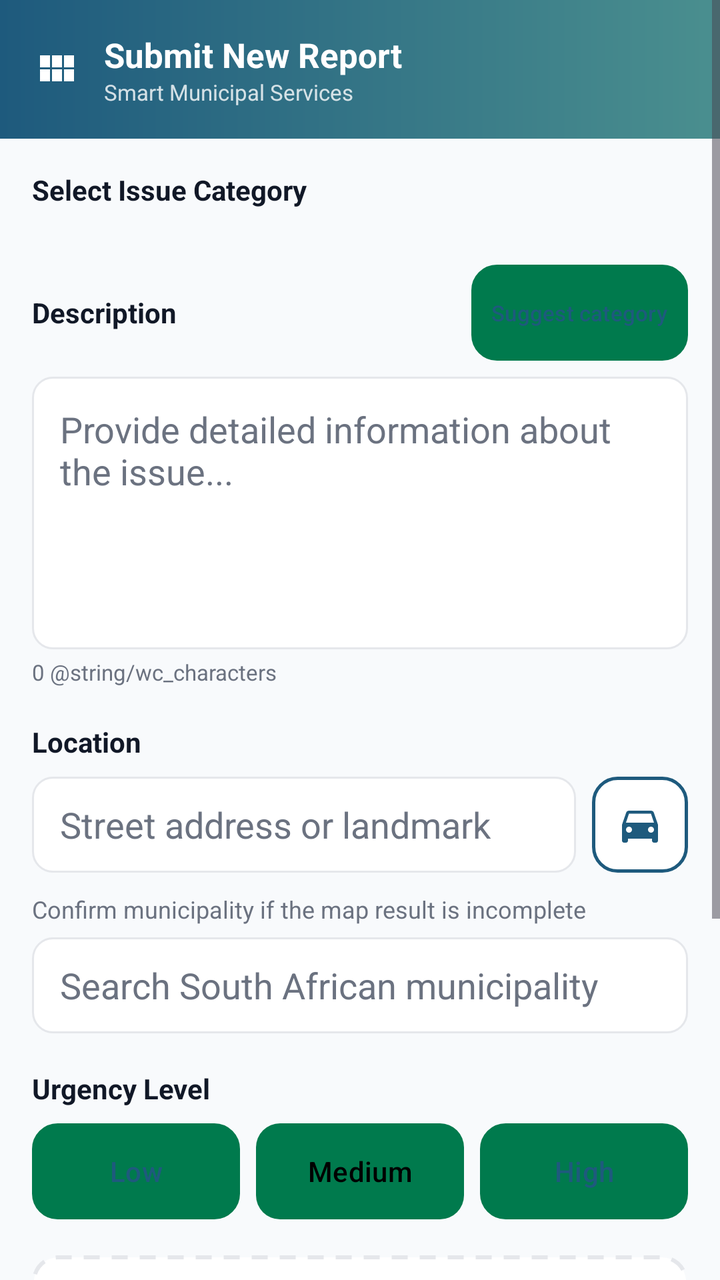
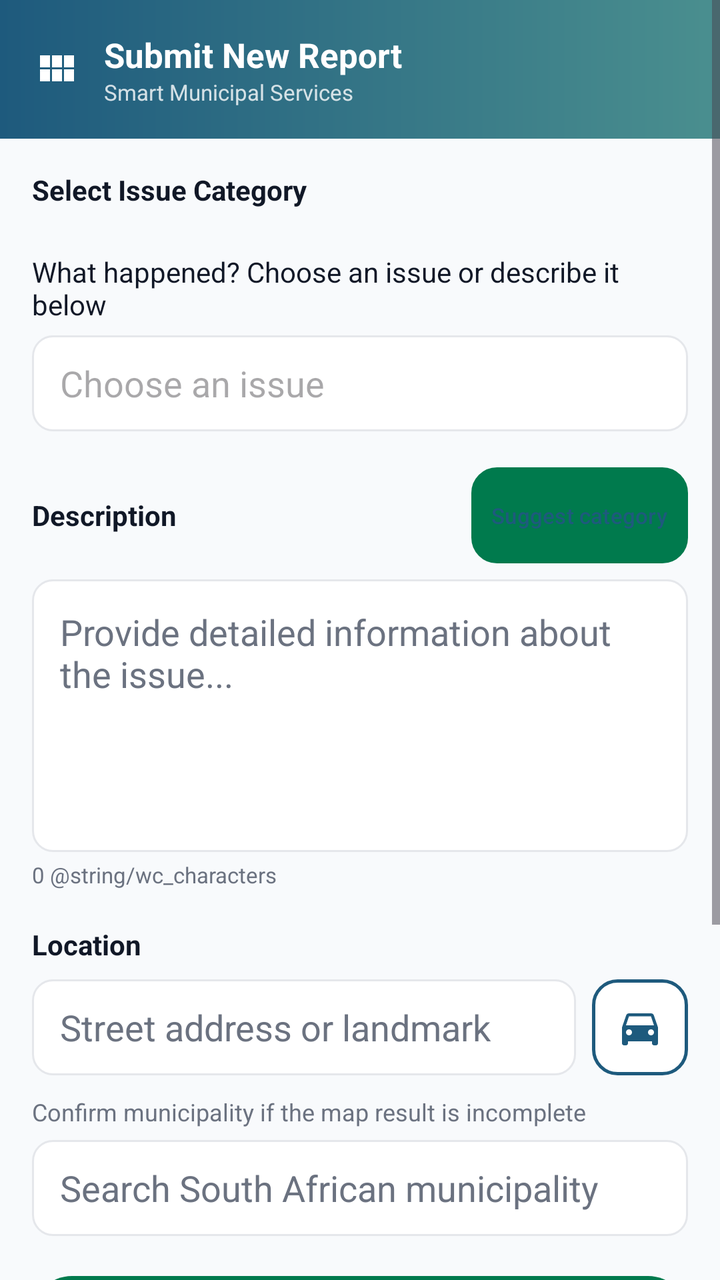

Compare the two renders of this Android layout. The source of the first and the diff that turns it into the second are given below.
<!-- AndroidManifest.xml: application theme Theme.MzansiConnect -->
<!-- res/layout/fragment_report_submission.xml -->
<?xml version="1.0" encoding="utf-8"?>
<ScrollView xmlns:android="http://schemas.android.com/apk/res/android"
    xmlns:app="http://schemas.android.com/apk/res-auto"
    android:layout_width="match_parent"
    android:layout_height="match_parent"
    android:background="@color/web_bg"
    android:fillViewport="true">

    <LinearLayout
        android:layout_width="match_parent"
        android:layout_height="wrap_content"
        android:orientation="vertical">

        
        <LinearLayout
            android:layout_width="match_parent"
            android:layout_height="wrap_content"
            android:background="@drawable/web_form_header_gradient"
            android:gravity="center_vertical"
            android:orientation="horizontal"
            android:padding="16dp">

            <ImageView
                android:layout_width="24dp"
                android:layout_height="24dp"
                android:src="@drawable/ic_services"
                app:tint="@color/white" />

            <LinearLayout
                android:layout_width="0dp"
                android:layout_height="wrap_content"
                android:layout_marginStart="12dp"
                android:layout_weight="1"
                android:orientation="vertical">

                <TextView
                    android:layout_width="wrap_content"
                    android:layout_height="wrap_content"
                    android:text="@string/wc_submit_report_title"
                    android:textColor="@color/white"
                    android:textSize="17sp"
                    android:textStyle="bold" />

                <TextView
                    android:layout_width="wrap_content"
                    android:layout_height="wrap_content"
                    android:text="@string/wc_tagline"
                    android:textColor="#CCFFFFFF"
                    android:textSize="11sp" />
            </LinearLayout>
        </LinearLayout>

        <LinearLayout
            android:layout_width="match_parent"
            android:layout_height="wrap_content"
            android:orientation="vertical"
            android:padding="16dp">

            
            <TextView
                android:layout_width="wrap_content"
                android:layout_height="wrap_content"
                android:text="@string/wc_select_category"
                android:textColor="@color/web_text"
                android:textStyle="bold" />

            <TextView
                android:id="@+id/category_error"
                android:layout_width="wrap_content"
                android:layout_height="wrap_content"
                android:text="@string/wc_please_select_category"
                android:textColor="@color/urgency_high"
                android:textSize="12sp"
                android:visibility="gone" />

            <GridLayout
                android:id="@+id/category_grid"
                android:layout_width="match_parent"
                android:layout_height="wrap_content"
                android:layout_marginTop="10dp"
                android:columnCount="2"
                android:rowCount="4" />

            
            <LinearLayout
                android:layout_width="match_parent"
                android:layout_height="wrap_content"
                android:layout_marginTop="18dp"
                android:gravity="center_vertical"
                android:orientation="horizontal">

                <TextView
                    android:layout_width="0dp"
                    android:layout_height="wrap_content"
                    android:layout_weight="1"
                    android:text="@string/wc_description"
                    android:textColor="@color/web_text"
                    android:textStyle="bold" />

                <Button
                    android:id="@+id/btn_ai_suggest"
                    android:layout_width="wrap_content"
                    android:layout_height="wrap_content"
                    android:background="@drawable/web_outline_button"
                    android:minWidth="0dp"
                    android:paddingHorizontal="10dp"
                    android:text="@string/wc_suggest_category"
                    android:textAllCaps="false"
                    android:textColor="@color/web_primary"
                    android:textSize="11sp" />
            </LinearLayout>

            <EditText
                android:id="@+id/edit_desc"
                android:layout_width="match_parent"
                android:layout_height="wrap_content"
                android:layout_marginTop="8dp"
                android:background="@drawable/web_input"
                android:gravity="top"
                android:hint="Provide detailed information about the issue..."
                android:inputType="textMultiLine"
                android:lines="5"
                android:padding="14dp"
                android:textColor="@color/web_text"
                android:textColorHint="@color/web_text_muted" />

            <TextView
                android:id="@+id/ai_status"
                android:layout_width="match_parent"
                android:layout_height="wrap_content"
                android:layout_marginTop="6dp"
                android:padding="10dp"
                android:textSize="12sp"
                android:visibility="gone" />

            <TextView
                android:id="@+id/description_error"
                android:layout_width="wrap_content"
                android:layout_height="wrap_content"
                android:textColor="@color/urgency_high"
                android:textSize="12sp"
                android:visibility="gone" />

            <TextView
                android:id="@+id/description_count"
                android:layout_width="wrap_content"
                android:layout_height="wrap_content"
                android:layout_marginTop="4dp"
                android:text="0 @string/wc_characters"
                android:textColor="@color/web_text_muted"
                android:textSize="11sp" />

            
            <TextView
                android:layout_width="wrap_content"
                android:layout_height="wrap_content"
                android:layout_marginTop="18dp"
                android:text="@string/wc_location"
                android:textColor="@color/web_text"
                android:textStyle="bold" />

            <LinearLayout
                android:layout_width="match_parent"
                android:layout_height="wrap_content"
                android:layout_marginTop="8dp"
                android:orientation="horizontal">

                <EditText
                    android:id="@+id/edit_location"
                    android:layout_width="0dp"
                    android:layout_height="48dp"
                    android:layout_weight="1"
                    android:background="@drawable/web_input"
                    android:hint="@string/wc_street_address"
                    android:paddingHorizontal="14dp"
                    android:textColor="@color/web_text"
                    android:textColorHint="@color/web_text_muted" />

                <ImageButton
                    android:id="@+id/btn_gps"
                    android:layout_width="48dp"
                    android:layout_height="48dp"
                    android:layout_marginStart="8dp"
                    android:background="@drawable/web_outline_button"
                    android:contentDescription="@string/wc_location"
                    android:src="@drawable/ic_traffic"
                    app:tint="@color/web_primary" />
            </LinearLayout>

            <TextView
                android:id="@+id/location_error"
                android:layout_width="wrap_content"
                android:layout_height="wrap_content"
                android:text="@string/wc_location_required"
                android:textColor="@color/urgency_high"
                android:textSize="12sp"
                android:visibility="gone" />

            <TextView
                android:id="@+id/tv_municipality_detected"
                android:layout_width="wrap_content"
                android:layout_height="wrap_content"
                android:layout_marginTop="6dp"
                android:textColor="@color/web_primary"
                android:textSize="13sp"
                android:textStyle="bold"
                android:visibility="gone" />

            <TextView
                android:layout_width="wrap_content"
                android:layout_height="wrap_content"
                android:layout_marginTop="10dp"
                android:text="@string/wc_confirm_municipality"
                android:textColor="@color/web_text_muted"
                android:textSize="12sp" />

            <AutoCompleteTextView
                android:id="@+id/edit_municipality"
                android:layout_width="match_parent"
                android:layout_height="48dp"
                android:layout_marginTop="6dp"
                android:background="@drawable/web_input"
                android:completionThreshold="1"
                android:hint="@string/wc_search_municipality"
                android:inputType="text"
                android:paddingHorizontal="14dp"
                android:textColor="@color/web_text"
                android:textColorHint="@color/web_text_muted" />

            
            <TextView
                android:layout_width="wrap_content"
                android:layout_height="wrap_content"
                android:layout_marginTop="18dp"
                android:text="@string/wc_urgency"
                android:textColor="@color/web_text"
                android:textStyle="bold" />

            <LinearLayout
                android:layout_width="match_parent"
                android:layout_height="wrap_content"
                android:layout_marginTop="8dp"
                android:orientation="horizontal">

                <Button
                    android:id="@+id/btn_urgency_low"
                    android:layout_width="0dp"
                    android:layout_height="wrap_content"
                    android:layout_marginEnd="4dp"
                    android:layout_weight="1"
                    android:background="@drawable/web_outline_button"
                    android:text="@string/wc_urgency_low"
                    android:textAllCaps="false"
                    android:textColor="@color/web_primary" />

                <Button
                    android:id="@+id/btn_urgency_medium"
                    android:layout_width="0dp"
                    android:layout_height="wrap_content"
                    android:layout_marginHorizontal="4dp"
                    android:layout_weight="1"
                    android:background="@drawable/web_hero_button"
                    android:text="@string/wc_urgency_medium"
                    android:textAllCaps="false"
                    android:textColor="@color/black" />

                <Button
                    android:id="@+id/btn_urgency_high"
                    android:layout_width="0dp"
                    android:layout_height="wrap_content"
                    android:layout_marginStart="4dp"
                    android:layout_weight="1"
                    android:background="@drawable/web_outline_button"
                    android:text="@string/wc_urgency_high"
                    android:textAllCaps="false"
                    android:textColor="@color/web_primary" />
            </LinearLayout>

            
            <LinearLayout
                android:id="@+id/photo_dropzone"
                android:layout_width="match_parent"
                android:layout_height="wrap_content"
                android:layout_marginTop="18dp"
                android:background="@drawable/web_photo_dropzone"
                android:gravity="center"
                android:orientation="vertical"
                android:padding="20dp">

                <ImageView
                    android:layout_width="28dp"
                    android:layout_height="28dp"
                    android:src="@drawable/ic_upload"
                    app:tint="@color/web_text_muted" />

                <TextView
                    android:layout_width="wrap_content"
                    android:layout_height="wrap_content"
                    android:layout_marginTop="6dp"
                    android:text="@string/wc_upload_photos"
                    android:textColor="@color/web_text_muted"
                    android:textSize="13sp" />

                <TextView
                    android:layout_width="wrap_content"
                    android:layout_height="wrap_content"
                    android:text="@string/wc_photo_limit"
                    android:textColor="@color/web_text_muted"
                    android:textSize="11sp" />
            </LinearLayout>

            <LinearLayout
                android:id="@+id/photo_preview_container"
                android:layout_width="match_parent"
                android:layout_height="wrap_content"
                android:layout_marginTop="8dp"
                android:orientation="horizontal" />

            
            <LinearLayout
                android:layout_width="match_parent"
                android:layout_height="wrap_content"
                android:layout_marginTop="24dp"
                android:orientation="horizontal">

                <Button
                    android:id="@+id/btn_cancel_report"
                    android:layout_width="0dp"
                    android:layout_height="52dp"
                    android:layout_marginEnd="6dp"
                    android:layout_weight="1"
                    android:background="@drawable/web_outline_button"
                    android:text="@string/wc_cancel"
                    android:textAllCaps="false"
                    android:textColor="@color/web_primary" />

                <Button
                    android:id="@+id/btn_submit_report"
                    android:layout_width="0dp"
                    android:layout_height="52dp"
                    android:layout_marginStart="6dp"
                    android:layout_weight="1"
                    android:background="@drawable/web_hero_button"
                    android:text="@string/wc_submit_report"
                    android:textAllCaps="false"
                    android:textColor="@color/black"
                    android:textStyle="bold" />
            </LinearLayout>

            <CheckBox
                android:id="@+id/check_safety"
                android:layout_width="wrap_content"
                android:layout_height="wrap_content"
                android:layout_marginTop="10dp"
                android:buttonTint="@color/urgency_high"
                android:text="BROADCAST AS SAFETY ALERT"
                android:textColor="@color/urgency_high"
                android:textSize="11sp"
                android:textStyle="bold" />

        </LinearLayout>
    </LinearLayout>
</ScrollView>
<!-- resources referenced by this layout -->
<resources>
  <color name="black">#FF000000</color>
  <color name="urgency_high">#DC2626</color>
  <color name="web_bg">#F8FAFC</color>
  <color name="web_primary">#1E5A7D</color>
  <color name="web_text">#111827</color>
  <color name="web_text_muted">#6B7280</color>
  <color name="white">#FFFFFFFF</color>
  <!-- drawable ic_upload (drawable) -->
  <?xml version="1.0" encoding="utf-8"?>
  <vector xmlns:android="http://schemas.android.com/apk/res/android"
      android:width="24dp"
      android:height="24dp"
      android:viewportWidth="24"
      android:viewportHeight="24">
      <path
          android:fillColor="#FF6B7280"
          android:pathData="M21,15v4a2,2 0,0 1,-2 2H5a2,2 0,0 1,-2 -2v-4h2v4h14v-4zM7.55,8.45L12,4l4.45,4.45L15,9.9l-2,-2V15h-2V7.9l-2,2z" />
  </vector>
  <!-- drawable web_hero_button (drawable) -->
  <?xml version="1.0" encoding="utf-8"?>
  <shape xmlns:android="http://schemas.android.com/apk/res/android"
      android:shape="rectangle">
      <solid android:color="@color/web_gold" />
      <corners android:radius="12dp" />
  </shape>
  <!-- drawable web_input (drawable) -->
  <?xml version="1.0" encoding="utf-8"?>
  <shape xmlns:android="http://schemas.android.com/apk/res/android"
      android:shape="rectangle">
      <solid android:color="@color/web_card" />
      <corners android:radius="10dp" />
      <stroke android:width="1dp" android:color="@color/web_border" />
  </shape>
  <!-- drawable web_outline_button (drawable) -->
  <?xml version="1.0" encoding="utf-8"?>
  <shape xmlns:android="http://schemas.android.com/apk/res/android"
      android:shape="rectangle">
      <solid android:color="@color/web_card" />
      <corners android:radius="12dp" />
      <stroke android:width="1.5dp" android:color="@color/web_primary" />
  </shape>
  <!-- drawable web_photo_dropzone (drawable) -->
  <?xml version="1.0" encoding="utf-8"?>
  <shape xmlns:android="http://schemas.android.com/apk/res/android"
      android:shape="rectangle">
      <solid android:color="@color/web_card" />
      <corners android:radius="12dp" />
      <stroke
          android:width="2dp"
          android:color="@color/web_border"
          android:dashWidth="8dp"
          android:dashGap="6dp" />
  </shape>
  <string name="wc_cancel">Cancel</string>
  <string name="wc_characters">characters</string>
  <string name="wc_confirm_municipality">Confirm municipality if the map result is incomplete</string>
  <string name="wc_description">Description</string>
  <string name="wc_location">Location</string>
  <string name="wc_location_required">Location is required</string>
  <string name="wc_photo_limit">Max 4 photos</string>
  <string name="wc_please_select_category">Please select a category</string>
  <string name="wc_search_municipality">Search South African municipality</string>
  <string name="wc_select_category">Select Issue Category</string>
  <string name="wc_street_address">Street address or landmark</string>
  <string name="wc_submit_report">Submit Report</string>
  <string name="wc_submit_report_title">Submit New Report</string>
  <string name="wc_suggest_category">Suggest category</string>
  <string name="wc_tagline">Smart Municipal Services</string>
  <string name="wc_upload_photos">Tap to upload photos (optional)</string>
  <string name="wc_urgency">Urgency Level</string>
  <string name="wc_urgency_high">High</string>
  <string name="wc_urgency_low">Low</string>
  <string name="wc_urgency_medium">Medium</string>
  <style name="Theme.MzansiConnect" parent="Theme.Material3.DayNight.NoActionBar">
          <item name="colorPrimary">@color/primary</item>
          <item name="colorPrimaryDark">@color/primary_dark</item>
          <item name="colorAccent">@color/accent</item>
      </style>
  <color name="web_secondary">#4A8F8F</color>
  <color name="web_gold">#FFB612</color>
  <color name="web_card">#FFFFFF</color>
  <color name="web_border">#E5E7EB</color>
  <color name="primary">#007A4D</color>
  <color name="primary_dark">#004d31</color>
  <color name="accent">#FFB81C</color>
  <!-- unchanged entries left out for length: 3 -->
</resources>

<!-- the commit's change to res/layout/fragment_report_submission.xml (unified diff, before → after) -->
@@ -73,13 +73,39 @@
                 android:textSize="12sp"
                 android:visibility="gone" />
 
-            <GridLayout
+            
+            <LinearLayout
                 android:id="@+id/category_grid"
                 android:layout_width="match_parent"
                 android:layout_height="wrap_content"
                 android:layout_marginTop="10dp"
-                android:columnCount="2"
-                android:rowCount="4" />
+                android:orientation="vertical" />
+
+            <TextView
+                android:id="@+id/tv_selected_category"
+                android:layout_width="match_parent"
+                android:layout_height="wrap_content"
+                android:layout_marginTop="8dp"
+                android:textColor="@color/web_primary"
+                android:textSize="12sp"
+                android:textStyle="bold"
+                android:visibility="gone" />
+
+            <TextView
+                android:layout_width="match_parent"
+                android:layout_height="wrap_content"
+                android:layout_marginTop="12dp"
+                android:text="What happened? Choose an issue or describe it below"
+                android:textColor="@color/web_text" />
+            <AutoCompleteTextView
+                android:id="@+id/edit_issue_type"
+                android:layout_width="match_parent"
+                android:layout_height="48dp"
+                android:layout_marginTop="6dp"
+                android:background="@drawable/web_input"
+                android:hint="Choose an issue"
+                android:inputType="none"
+                android:paddingHorizontal="14dp" />
 
             
             <LinearLayout
@@ -98,7 +124,7 @@
                     android:textStyle="bold" />
 
                 <Button
-                    android:id="@+id/btn_ai_suggest"
+                    android:id="@+id/btn_suggest_category"
                     android:layout_width="wrap_content"
                     android:layout_height="wrap_content"
                     android:background="@drawable/web_outline_button"
@@ -125,7 +151,7 @@
                 android:textColorHint="@color/web_text_muted" />
 
             <TextView
-                android:id="@+id/ai_status"
+                android:id="@+id/category_suggestion_status"
                 android:layout_width="match_parent"
                 android:layout_height="wrap_content"
                 android:layout_marginTop="6dp"
@@ -222,10 +248,23 @@
                 android:background="@drawable/web_input"
                 android:completionThreshold="1"
                 android:hint="@string/wc_search_municipality"
-                android:inputType="text"
+                android:inputType="none"
                 android:paddingHorizontal="14dp"
                 android:textColor="@color/web_text"
                 android:textColorHint="@color/web_text_muted" />
+
+            <Button
+                android:id="@+id/btn_photo"
+                android:layout_width="match_parent"
+                android:layout_height="wrap_content"
+                android:layout_marginTop="16dp"
+                android:text="Add photo (optional, max 3 MB)"
+                android:textAllCaps="false" />
+            <TextView
+                android:id="@+id/photo_status"
+                android:layout_width="match_parent"
+                android:layout_height="wrap_content"
+                android:textColor="@color/web_text_muted" />
 
             
             <TextView
@@ -278,46 +317,6 @@
 
             
             <LinearLayout
-                android:id="@+id/photo_dropzone"
-                android:layout_width="match_parent"
-                android:layout_height="wrap_content"
-                android:layout_marginTop="18dp"
-                android:background="@drawable/web_photo_dropzone"
-                android:gravity="center"
-                android:orientation="vertical"
-                android:padding="20dp">
-
-                <ImageView
-                    android:layout_width="28dp"
-                    android:layout_height="28dp"
-                    android:src="@drawable/ic_upload"
-                    app:tint="@color/web_text_muted" />
-
-                <TextView
-                    android:layout_width="wrap_content"
-                    android:layout_height="wrap_content"
-                    android:layout_marginTop="6dp"
-                    android:text="@string/wc_upload_photos"
-                    android:textColor="@color/web_text_muted"
-                    android:textSize="13sp" />
-
-                <TextView
-                    android:layout_width="wrap_content"
-                    android:layout_height="wrap_content"
-                    android:text="@string/wc_photo_limit"
-                    android:textColor="@color/web_text_muted"
-                    android:textSize="11sp" />
-            </LinearLayout>
-
-            <LinearLayout
-                android:id="@+id/photo_preview_container"
-                android:layout_width="match_parent"
-                android:layout_height="wrap_content"
-                android:layout_marginTop="8dp"
-                android:orientation="horizontal" />
-
-            
-            <LinearLayout
                 android:layout_width="match_parent"
                 android:layout_height="wrap_content"
                 android:layout_marginTop="24dp"
@@ -346,17 +345,6 @@
                     android:textColor="@color/black"
                     android:textStyle="bold" />
             </LinearLayout>
-
-            <CheckBox
-                android:id="@+id/check_safety"
-                android:layout_width="wrap_content"
-                android:layout_height="wrap_content"
-                android:layout_marginTop="10dp"
-                android:buttonTint="@color/urgency_high"
-                android:text="BROADCAST AS SAFETY ALERT"
-                android:textColor="@color/urgency_high"
-                android:textSize="11sp"
-                android:textStyle="bold" />
 
         </LinearLayout>
     </LinearLayout>
<!-- resource entries referenced after the edit -->
@@ -7,17 +7,6 @@
   <color name="web_text">#111827</color>
   <color name="web_text_muted">#6B7280</color>
   <color name="white">#FFFFFFFF</color>
-  <!-- drawable ic_upload (drawable) -->
-  <?xml version="1.0" encoding="utf-8"?>
-  <vector xmlns:android="http://schemas.android.com/apk/res/android"
-      android:width="24dp"
-      android:height="24dp"
-      android:viewportWidth="24"
-      android:viewportHeight="24">
-      <path
-          android:fillColor="#FF6B7280"
-          android:pathData="M21,15v4a2,2 0,0 1,-2 2H5a2,2 0,0 1,-2 -2v-4h2v4h14v-4zM7.55,8.45L12,4l4.45,4.45L15,9.9l-2,-2V15h-2V7.9l-2,2z" />
-  </vector>
   <!-- drawable web_hero_button (drawable) -->
   <?xml version="1.0" encoding="utf-8"?>
   <shape xmlns:android="http://schemas.android.com/apk/res/android"
@@ -41,25 +30,12 @@
       <corners android:radius="12dp" />
       <stroke android:width="1.5dp" android:color="@color/web_primary" />
   </shape>
-  <!-- drawable web_photo_dropzone (drawable) -->
-  <?xml version="1.0" encoding="utf-8"?>
-  <shape xmlns:android="http://schemas.android.com/apk/res/android"
-      android:shape="rectangle">
-      <solid android:color="@color/web_card" />
-      <corners android:radius="12dp" />
-      <stroke
-          android:width="2dp"
-          android:color="@color/web_border"
-          android:dashWidth="8dp"
-          android:dashGap="6dp" />
-  </shape>
   <string name="wc_cancel">Cancel</string>
   <string name="wc_characters">characters</string>
   <string name="wc_confirm_municipality">Confirm municipality if the map result is incomplete</string>
   <string name="wc_description">Description</string>
   <string name="wc_location">Location</string>
   <string name="wc_location_required">Location is required</string>
-  <string name="wc_photo_limit">Max 4 photos</string>
   <string name="wc_please_select_category">Please select a category</string>
   <string name="wc_search_municipality">Search South African municipality</string>
   <string name="wc_select_category">Select Issue Category</string>
@@ -68,7 +44,6 @@
   <string name="wc_submit_report_title">Submit New Report</string>
   <string name="wc_suggest_category">Suggest category</string>
   <string name="wc_tagline">Smart Municipal Services</string>
-  <string name="wc_upload_photos">Tap to upload photos (optional)</string>
   <string name="wc_urgency">Urgency Level</string>
   <string name="wc_urgency_high">High</string>
   <string name="wc_urgency_low">Low</string>
